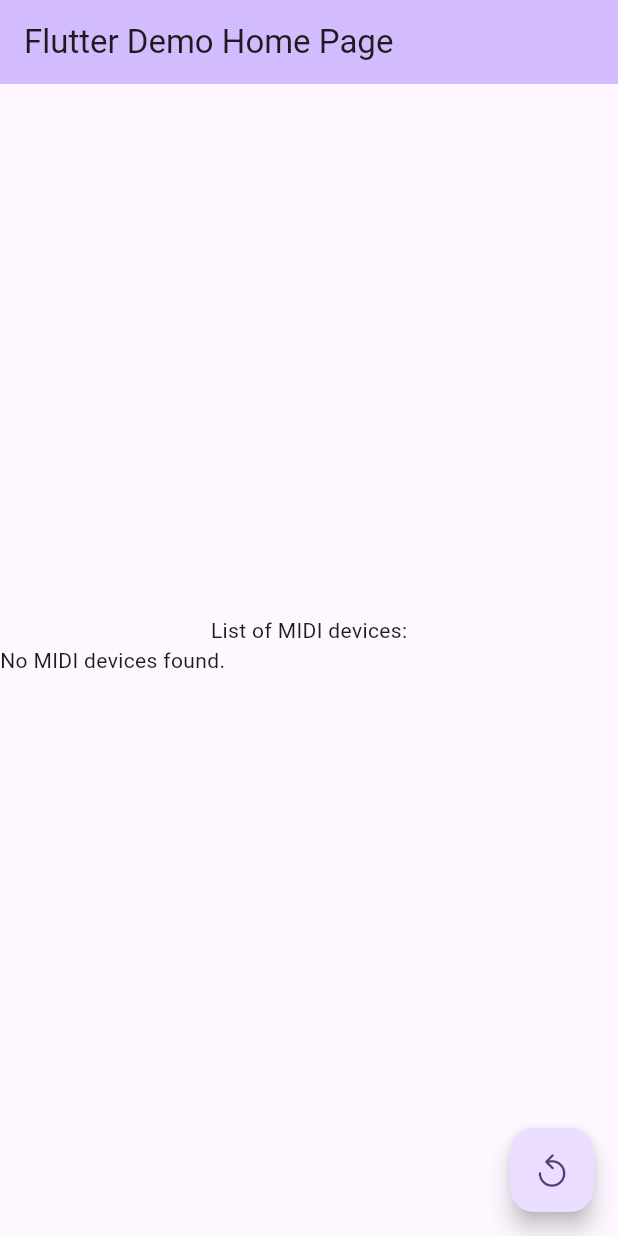
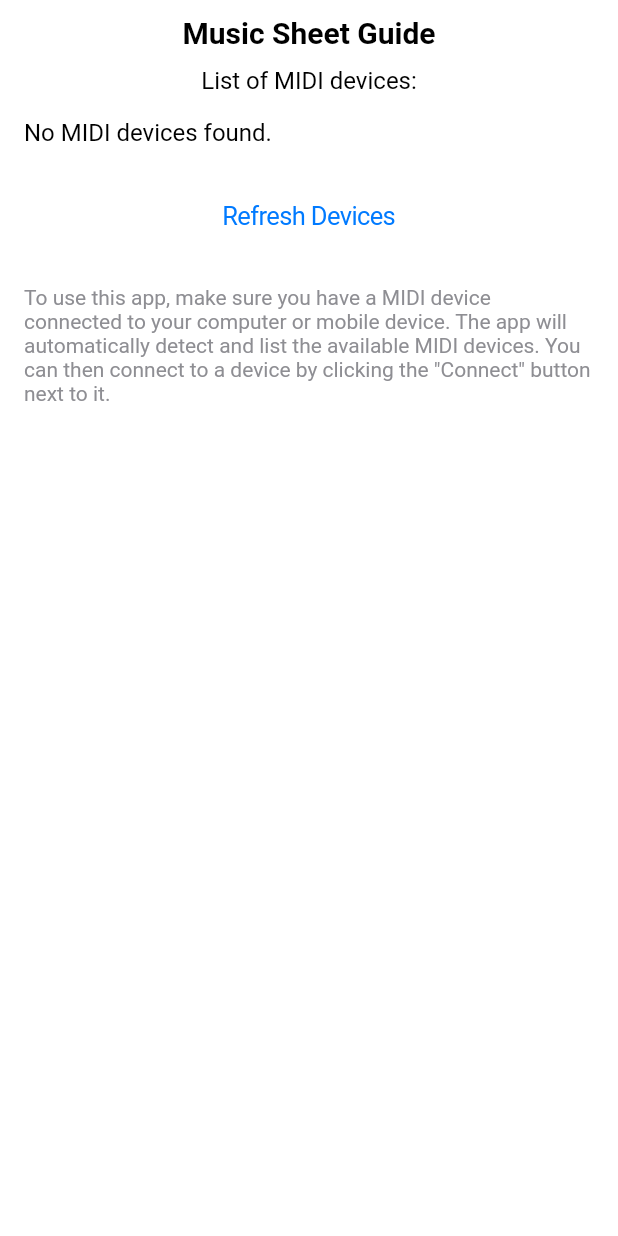
Before and after one commit to othonrm/music-sheet-guide, a Flutter app: the screen it shows after launch, on a phone screen of 412 x 824 dp. Run offline on Flutter 3.47's test engine with Material 3 defaults, Android fonts, the phone set to English and light mode, and no system bars; missing offline and left inert: flutter_midi_command.

Commit message:
Switch to Cupertino, remove starter app code, and fix some styling.

```diff
--- a/lib/main.dart
+++ b/lib/main.dart
@@ -4,52 +4,39 @@ import 'package:flutter_midi_command/flutter_midi_command.dart';
 import 'package:music_sheet_guide/midiDictionary.dart';
 
 void main() {
-  runApp(const MyApp());
+  runApp(const MusicSheetGuideApp());
 }
 
-class MyApp extends StatelessWidget {
-  const MyApp({super.key});
+class MusicSheetGuideApp extends StatelessWidget {
+  const MusicSheetGuideApp({super.key});
 
-  // This widget is the root of your application.
   @override
   Widget build(BuildContext context) {
-    return MaterialApp(
-      title: 'Flutter Demo',
-      theme: ThemeData(
-        // This is the theme of your application.
-        //
-        // TRY THIS: Try running your application with "flutter run". You'll see
-        // the application has a purple toolbar. Then, without quitting the app,
-        // try changing the seedColor in the colorScheme below to Colors.green
-        // and then invoke "hot reload" (save your changes or press the "hot
-        // reload" button in a Flutter-supported IDE, or press "r" if you used
-        // the command line to start the app).
-        //
-        // Notice that the counter didn't reset back to zero; the application
-        // state is not lost during the reload. To reset the state, use hot
-        // restart instead.
-        //
-        // This works for code too, not just values: Most code changes can be
-        // tested with just a hot reload.
-        colorScheme: ColorScheme.fromSeed(seedColor: Colors.deepPurple),
-        useMaterial3: true,
+    return CupertinoApp(
+      title: 'Music Sheet Guide',
+      theme: CupertinoThemeData(
+        brightness: Brightness.light,
+        primaryColor: CupertinoColors.activeBlue,
+        scaffoldBackgroundColor: CupertinoColors.systemBackground,
+        textTheme: CupertinoTextThemeData(
+          textStyle: TextStyle(
+            fontSize: 16,
+            color: CupertinoColors.label,
           ),
-      home: const MyHomePage(title: 'Flutter Demo Home Page'),
+          navTitleTextStyle: TextStyle(
+            fontSize: 20,
+            fontWeight: FontWeight.bold,
+            color: CupertinoColors.label,
+          ),
+        ),
+      ),
+      home: const MyHomePage(title: 'Music Sheet Guide'),
     );
   }
 }
 
 class MyHomePage extends StatefulWidget {
   const MyHomePage({super.key, required this.title});
-
-  // This widget is the home page of your application. It is stateful, meaning
-  // that it has a State object (defined below) that contains fields that affect
-  // how it looks.
-
-  // This class is the configuration for the state. It holds the values (in this
-  // case the title) provided by the parent (in this case the App widget) and
-  // used by the build method of the State. Fields in a Widget subclass are
-  // always marked "final".
 
   final String title;
 
@@ -58,24 +45,15 @@ class MyHomePage extends StatefulWidget {
 }
 
 class _MyHomePageState extends State<MyHomePage> {
-  int _counter = 0;
-
-  Future<List<MidiDevice>> devices = Future<List<MidiDevice>>(() async {
-    try {
-      // Fetch the list of MIDI devices
-      List<MidiDevice> devices = await (MidiCommand().devices) ?? [];
-      return devices;
-    } catch (e) {
-      print('Error fetching MIDI devices: $e');
-      return [];
-    }
-  });
+  Future<List<MidiDevice>>? devices;
 
   @override
   void initState() {
     super.initState();
 
     print('Initializing App...');
+
+    refreshDevices();
 
     MidiCommand().onMidiSetupChanged?.listen((event) {
       print('MIDI setup changed: ${event}');
@@ -84,15 +62,8 @@ class _MyHomePageState extends State<MyHomePage> {
     bool isConnected = false;
 
     MidiCommand().onMidiDataReceived?.listen((event) {
-      // print('MIDI data received from: ${event.device.name}');
-      // print('Data: ${event.data}');
-
       if (event.data[0] == 254) {
-        // This is a MIDI active sensing message
         print('Active sensing received from ${event.device.name}');
-      } else {
-        // Handle other MIDI messages
-        print('MIDI message: ${event.data}');
       }
 
       if (event.data.length > 1) {
@@ -108,9 +79,7 @@ class _MyHomePageState extends State<MyHomePage> {
     });
   }
 
-  void refreshDevices() {
-    setState(() {
-      devices = Future<List<MidiDevice>>(() async {
+  Future<List<MidiDevice>> loadDevices() async {
     try {
       // Fetch the list of MIDI devices
       List<MidiDevice> devices = await (MidiCommand().devices) ?? [];
@@ -119,105 +88,109 @@ class _MyHomePageState extends State<MyHomePage> {
       print('Error fetching MIDI devices: $e');
       return [];
     }
-      });
+  }
+
+  void refreshDevices() {
+    setState(() {
+      devices = loadDevices();
     });
   }
 
   @override
   Widget build(BuildContext context) {
-    // This method is rerun every time setState is called, for instance as done
-    // by the _incrementCounter method above.
-    //
-    // The Flutter framework has been optimized to make rerunning build methods
-    // fast, so that you can just rebuild anything that needs updating rather
-    // than having to individually change instances of widgets.
-    return Scaffold(
-      appBar: AppBar(
-        // TRY THIS: Try changing the color here to a specific color (to
-        // Colors.amber, perhaps?) and trigger a hot reload to see the AppBar
-        // change color while the other colors stay the same.
-        backgroundColor: Theme.of(context).colorScheme.inversePrimary,
-        // Here we take the value from the MyHomePage object that was created by
-        // the App.build method, and use it to set our appbar title.
-        title: Text(widget.title),
+    return CupertinoPageScaffold(
+      navigationBar: CupertinoNavigationBar(
+        middle: Text(widget.title),
       ),
-      body: Center(
-        // Center is a layout widget. It takes a single child and positions it
-        // in the middle of the parent.
+      child: SafeArea(
+        child: Center(
           child: Column(
-          // Column is also a layout widget. It takes a list of children and
-          // arranges them vertically. By default, it sizes itself to fit its
-          // children horizontally, and tries to be as tall as its parent.
-          //
-          // Column has various properties to control how it sizes itself and
-          // how it positions its children. Here we use mainAxisAlignment to
-          // center the children vertically; the main axis here is the vertical
-          // axis because Columns are vertical (the cross axis would be
-          // horizontal).
-          //
-          // TRY THIS: Invoke "debug painting" (choose the "Toggle Debug Paint"
-          // action in the IDE, or press "p" in the console), to see the
-          // wireframe for each widget.
-          mainAxisAlignment: MainAxisAlignment.center,
+            mainAxisAlignment: MainAxisAlignment.start,
             children: <Widget>[
               const Text(
                 'List of MIDI devices:',
               ),
-            ListView(
+              Expanded(
+                child: ListView(
                   shrinkWrap: true,
+                  padding: const EdgeInsets.all(16.0),
                   children: [
                     FutureBuilder<List<MidiDevice>>(
                       future: devices,
                       builder: (context, snapshot) {
-                    if (snapshot.connectionState == ConnectionState.waiting) {
-                      return const CircularProgressIndicator();
+                        print(snapshot);
+                        if (snapshot.connectionState ==
+                                ConnectionState.waiting ||
+                            snapshot.connectionState == ConnectionState.none) {
+                          return const CupertinoActivityIndicator();
                         } else if (snapshot.hasError) {
                           return Text('Error: ${snapshot.error}');
-                    } else if (!snapshot.hasData || snapshot.data!.isEmpty) {
+                        } else if (!snapshot.hasData ||
+                            snapshot.data!.isEmpty) {
                           return const Text('No MIDI devices found.');
                         } else {
                           return Column(
                             mainAxisAlignment: MainAxisAlignment.center,
                             crossAxisAlignment: CrossAxisAlignment.center,
                             children: snapshot.data!
-                            .map((device) =>
-                                // Text(
-                                // 'Device: ${device.name}, ID: ${device.id}'))
-                                Row(children: [
+                                .map((device) => Padding(
+                                      padding: const EdgeInsets.all(8.0),
+                                      child: Row(
+                                          crossAxisAlignment:
+                                              CrossAxisAlignment.center,
+                                          mainAxisAlignment:
+                                              MainAxisAlignment.center,
+                                          children: [
                                             Text(
                                               'Device: ${device.name}, ID: ${device.id}',
-                                    style: const TextStyle(fontSize: 16),
+                                              style:
+                                                  const TextStyle(fontSize: 16),
                                             ),
                                             const SizedBox(width: 10),
+                                            if (device.connected)
+                                              Text('Connected')
+                                            else
                                               ElevatedButton(
                                                 onPressed: () async {
                                                   try {
                                                     await MidiCommand()
-                                            .connectToDevice(device);
-                                        print('Connected to ${device.name}');
+                                                        .connectToDevice(
+                                                            device);
+                                                    print(
+                                                        'Connected to ${device.name}');
                                                   } catch (e) {
-                                        print('Error connecting to device: $e');
+                                                    print(
+                                                        'Error connecting to device: $e');
                                                   }
                                                 },
                                                 child: const Text('Connect'),
                                               ),
-                                ]))
+                                          ]),
+                                    ))
                                 .toList(),
                           );
                         }
                       },
                     ),
+                    const SizedBox(height: 20),
+                    CupertinoButton(
+                      onPressed: refreshDevices,
+                      child: const Text('Refresh Devices'),
+                    ),
+                    const SizedBox(height: 20),
+                    const Text(
+                      'To use this app, make sure you have a MIDI device connected to your computer or mobile device. The app will automatically detect and list the available MIDI devices. You can then connect to a device by clicking the "Connect" button next to it.',
+                      style: TextStyle(
+                          fontSize: 14, color: CupertinoColors.systemGrey),
+                    ),
                   ],
+                ),
               ),
               const SizedBox(height: 20),
             ],
           ),
         ),
-      floatingActionButton: FloatingActionButton(
-        onPressed: refreshDevices,
-        tooltip: 'Refresh',
-        child: const Icon(CupertinoIcons.arrow_counterclockwise),
-      ), // This trailing comma makes auto-formatting nicer for build methods.
+      ),
     );
   }
 }
```
Also changed, not shown: 1 other file. Lines whose indentation alone changed are shown as unchanged.
